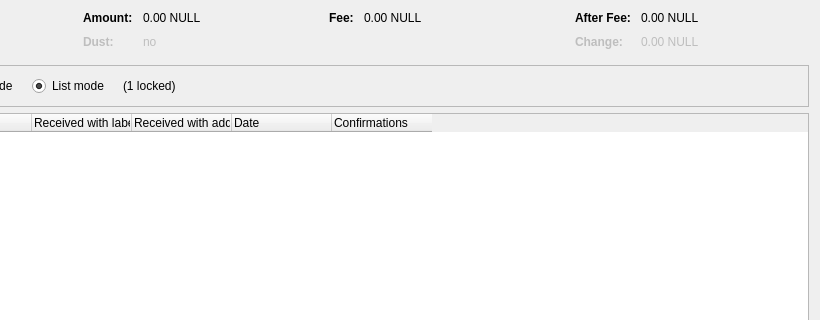
Qt form src/qt/forms/coincontroldialog.ui (Nemo-Nullis/NULLION) before a commit; both pictures show x 180 to 1000 and y 0 to 320 of the 1000 by 500 pixel window.
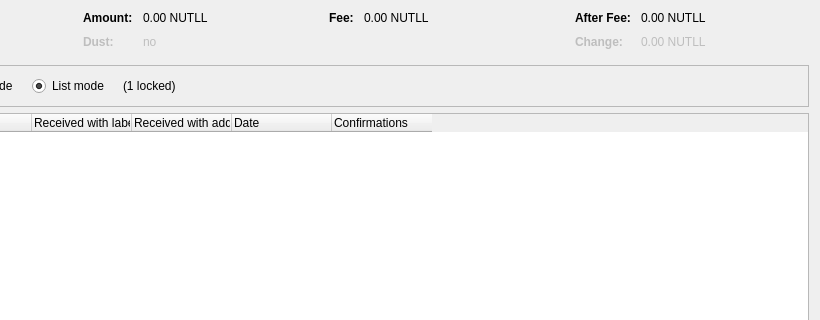
The same form after that commit. Custom widgets are drawn as their Qt base class.

What changed in the file:
```diff
--- a/src/qt/forms/coincontroldialog.ui
+++ b/src/qt/forms/coincontroldialog.ui
@@ -132,7 +132,7 @@
           <enum>Qt::ActionsContextMenu</enum>
          </property>
          <property name="text">
-          <string notr="true">0.00 NULL</string>
+          <string notr="true">0.00 NUTLL</string>
          </property>
          <property name="textInteractionFlags">
           <set>Qt::LinksAccessibleByMouse|Qt::TextSelectableByKeyboard|Qt::TextSelectableByMouse</set>
@@ -212,7 +212,7 @@
           <enum>Qt::ActionsContextMenu</enum>
          </property>
          <property name="text">
-          <string notr="true">0.00 NULL</string>
+          <string notr="true">0.00 NUTLL</string>
          </property>
          <property name="textInteractionFlags">
           <set>Qt::LinksAccessibleByMouse|Qt::TextSelectableByKeyboard|Qt::TextSelectableByMouse</set>
@@ -257,7 +257,7 @@
           <enum>Qt::ActionsContextMenu</enum>
          </property>
          <property name="text">
-          <string notr="true">0.00 NULL</string>
+          <string notr="true">0.00 NUTLL</string>
          </property>
          <property name="textInteractionFlags">
           <set>Qt::LinksAccessibleByMouse|Qt::TextSelectableByKeyboard|Qt::TextSelectableByMouse</set>
@@ -292,7 +292,7 @@
           <enum>Qt::ActionsContextMenu</enum>
          </property>
          <property name="text">
-          <string notr="true">0.00 NULL</string>
+          <string notr="true">0.00 NUTLL</string>
          </property>
          <property name="textInteractionFlags">
           <set>Qt::LinksAccessibleByMouse|Qt::TextSelectableByKeyboard|Qt::TextSelectableByMouse</set>
```
